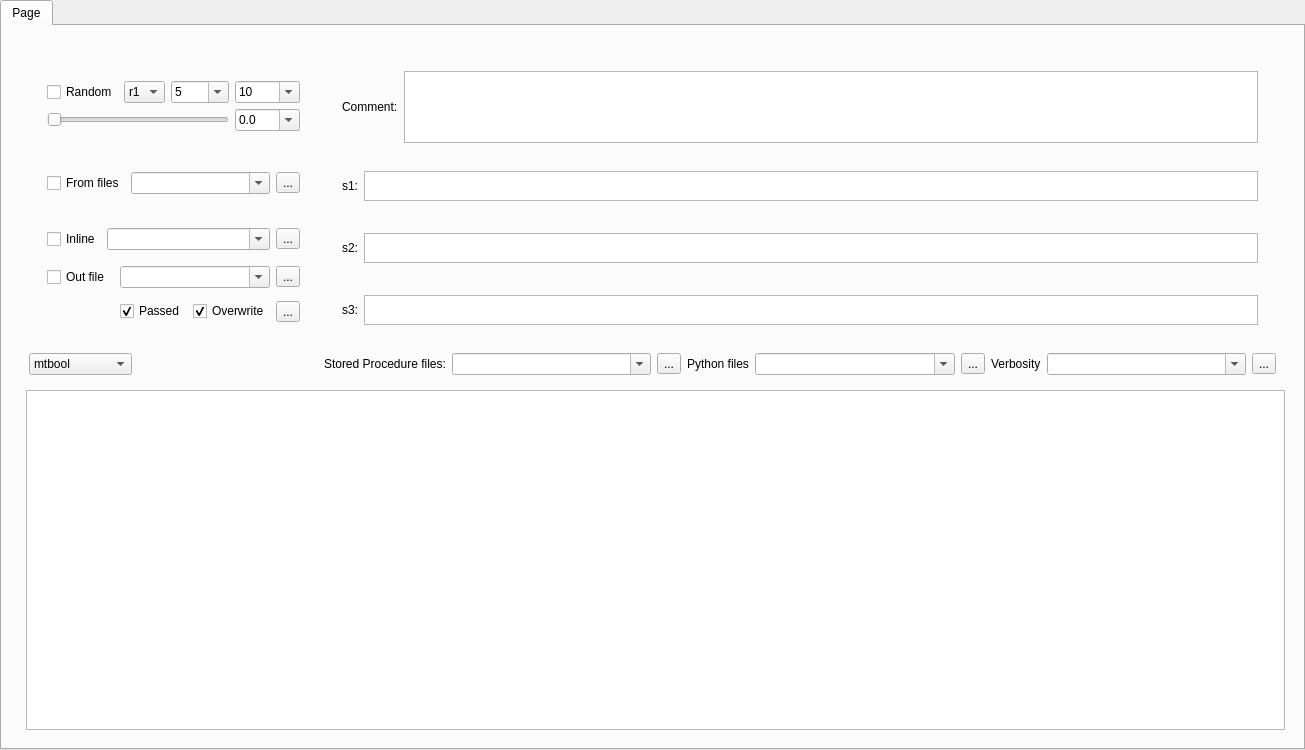
Old version of the form querytab.ui in the repository corralledcode/explore.
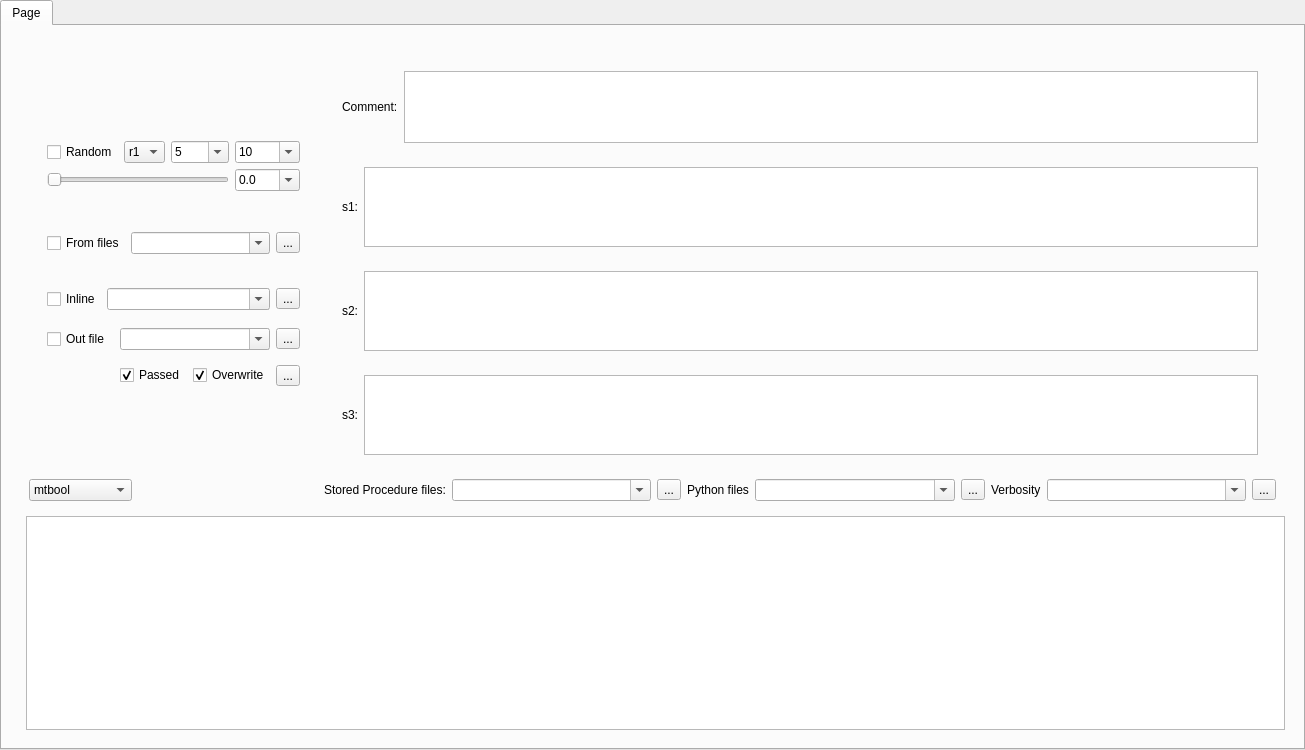
New version of the form. Icons and pictures are not drawn.

```diff
--- a/querytab.ui
+++ b/querytab.ui
@@ -138,7 +138,7 @@
                   <property name="maximumSize">
                    <size>
                     <width>16777215</width>
-                    <height>30</height>
+                    <height>80</height>
                    </size>
                   </property>
                  </widget>
@@ -173,7 +173,7 @@
                   <property name="maximumSize">
                    <size>
                     <width>16777215</width>
-                    <height>30</height>
+                    <height>80</height>
                    </size>
                   </property>
                  </widget>
@@ -202,7 +202,7 @@
                   <property name="maximumSize">
                    <size>
                     <width>16777215</width>
-                    <height>30</height>
+                    <height>80</height>
                    </size>
                   </property>
                  </widget>
```
